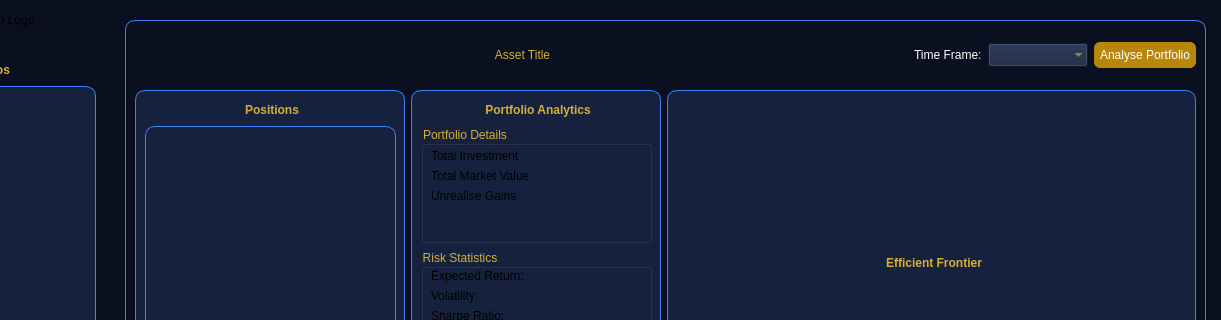
Qt form Apps/PortfolioApp/src/MainWindow.ui (JamesAks/PortfolioRiskEngine) before a commit; both pictures show x 155 to 1376 and y 0 to 320 of the 1376 by 685 pixel window.
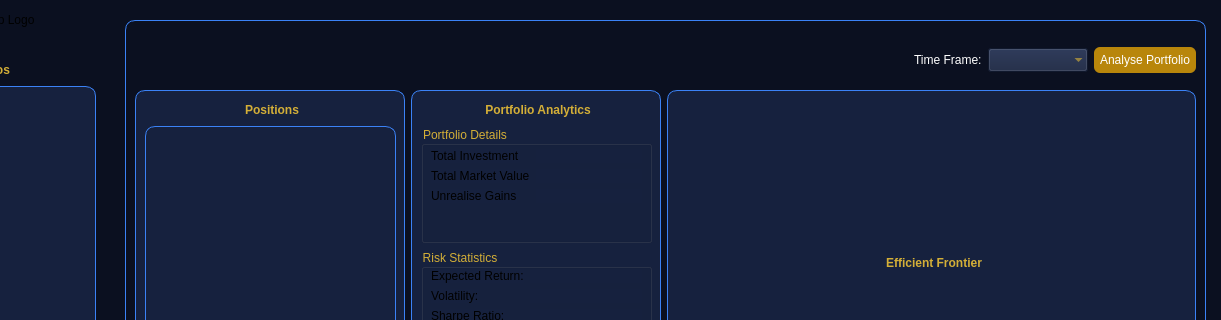
The same form after that commit.

```diff
--- a/Apps/PortfolioApp/src/MainWindow.ui
+++ b/Apps/PortfolioApp/src/MainWindow.ui
@@ -76,7 +76,7 @@
        <x>10</x>
        <y>10</y>
        <width>1061</width>
-       <height>51</height>
+       <height>61</height>
       </rect>
      </property>
      <layout class="QHBoxLayout" name="horizontalLayout_2">
@@ -106,7 +106,7 @@
 </string>
         </property>
         <property name="text">
-         <string>&lt;html&gt;&lt;head/&gt;&lt;body&gt;&lt;p align=&quot;center&quot;&gt;Asset Title&lt;/p&gt;&lt;/body&gt;&lt;/html&gt;</string>
+         <string>&lt;html&gt;&lt;head/&gt;&lt;body&gt;&lt;p align=&quot;center&quot;&gt;&lt;br/&gt;&lt;/p&gt;&lt;/body&gt;&lt;/html&gt;</string>
         </property>
         <property name="scaledContents">
          <bool>true</bool>
```
